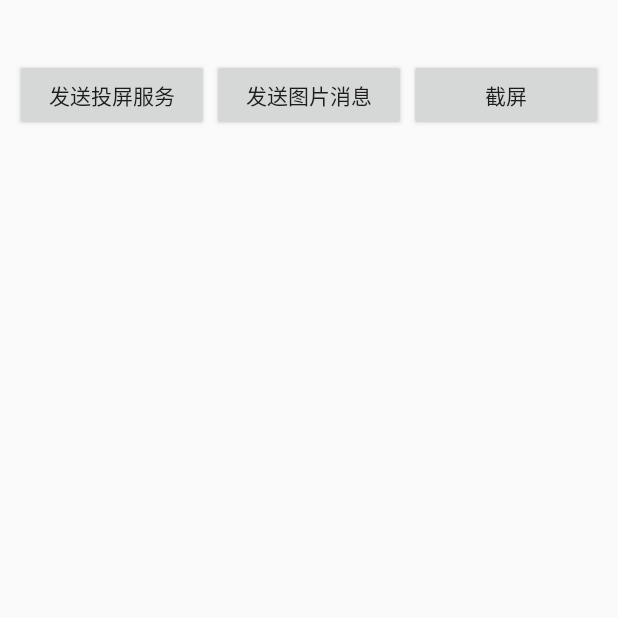
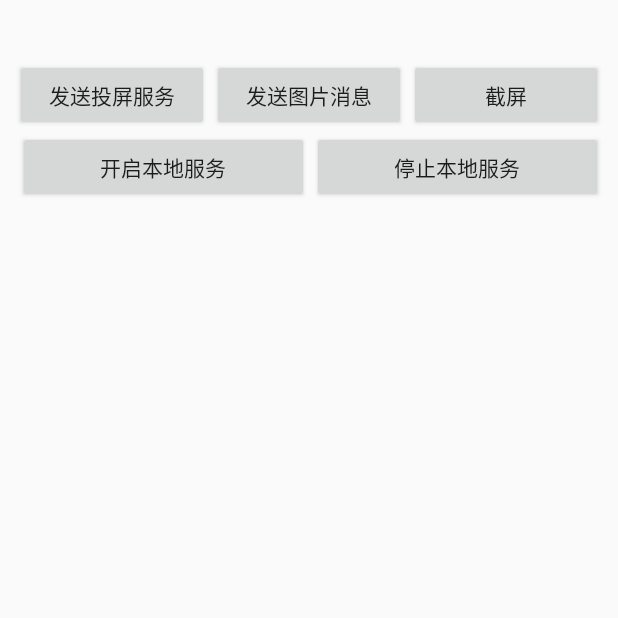
Before and after one commit to yingtian648/MaxApp, an Android app: the screen it shows after launch (MakeScreenSameActivity), on a phone screen of 412 x 824 dp, the top half of it. Run offline under Robolectric (Android 15) with nearby library versions, the phone set to English and light mode, and no system bars; our stand-ins replace EventBus; libraries missing offline, so code that uses them is left out: com.koushikdutta.async.

Commit message:
httpserver 正常使用

```diff
--- a/app/src/main/java/com/zjhj/maxapp/MakeScreenSameActivity.kt
+++ b/app/src/main/java/com/zjhj/maxapp/MakeScreenSameActivity.kt
@@ -13,6 +13,7 @@ import com.koushikdutta.async.http.AsyncHttpClient.FileCallback
 import com.koushikdutta.async.http.AsyncHttpResponse
 import com.zjhj.maxapp.base.BaseActivity
 import com.zjhj.maxapp.screensame.RecordScreenService
+import com.zjhj.maxapp.screensame.localServer.LocalHttpServer
 import com.zjhj.maxapp.screensame.util.*
 import com.zjhj.maxapp.utils.L
 import com.zjhj.maxapp.utils.Tools
@@ -24,14 +25,10 @@ import org.cybergarage.upnp.Device
 import org.greenrobot.eventbus.EventBus
 import org.greenrobot.eventbus.Subscribe
 import org.greenrobot.eventbus.ThreadMode
-import java.io.File
 import java.util.*
 
 
 class MakeScreenSameActivity : BaseActivity() {
-    var img1 = Environment.getExternalStorageDirectory()?.absolutePath + File.separator + "a11.png"
-    var img2 = Environment.getExternalStorageDirectory()?.absolutePath + File.separator + "a12.jpg"
-
     val controller = RemoteController()
     val REQUEST_SYS_SCREENRECORD = 1233
     var currDev: Device = Device()
@@ -63,14 +60,12 @@ class MakeScreenSameActivity : BaseActivity() {
     override fun initView() {
         ipT.setText(Tools.getLocalHostIpIPV4())
 
-//        var currentURI = PathUtil.getPicTempPath() + File.separator + "a12.jpg"
-        val currentURI = "https://media.w3.org/2010/05/sintel/trailer.mp4"
+//        val currentURI = "https://media.w3.org/2010/05/sintel/trailer.mp4"
 //        var currentURI = "http://clips.vorwaerts-gmbh.de/big_buck_bunny.mp4"
+        var currentURI = "http://192.168.50.227:5051/1112.mp4"
 
         sendMsgBtn.setOnClickListener {
             GlobalScope.launch {
-
-
                 for (dev in deviceList) {
                     if (dev.friendlyName.contains("Windows Media Player")) {
                         L.d("请求服务设备名：" + dev.friendlyName)
@@ -99,6 +94,12 @@ class MakeScreenSameActivity : BaseActivity() {
             GlobalScope.launch {
                 controller.continuePlay(currDev)
             }
+        }
+        startServer.setOnClickListener {
+            LocalHttpServer.getInstance()?.startServer("11112.jpg",1)
+        }
+        stopServer.setOnClickListener {
+            LocalHttpServer.getInstance()?.stopServer()
         }
     }
 
@@ -145,6 +146,10 @@ class MakeScreenSameActivity : BaseActivity() {
             Constants.EVENT_TYPE_SEND_MSG -> {//发送数据
                 msgShow.setText(if (TextUtils.isEmpty(msgShow.text)) ("我：" + event.msg) else (msgShow.text.toString() + "\n我：" + event.msg))
             }
+            Constants.EVENT_SERVER_STARTED ->{//本地服务开启
+                L.d(event.msg)
+                L.d(event.content)
+            }
         }
     }
 
--- a/app/src/main/java/com/zjhj/maxapp/screensame/util/Constants.java
+++ b/app/src/main/java/com/zjhj/maxapp/screensame/util/Constants.java
@@ -33,6 +33,8 @@ public class Constants {
     public static final int EVENT_TYPE_RECEIVE_MSG_IMAGE = 1102;//收到消息
     public static final int EVENT_TYPE_SEND_MSG = 2102;//发送消息
     public static final int EVENT_TYPE_DLAN_DEVICES_ADD = 3101;//发送消息
+    public static final int EVENT_SERVER_STARTED = 4001;//本地服务已开启
+
 
     /**
      * socket消息类型
--- a/app/src/main/res/layout/activity_make_screen_same.xml
+++ b/app/src/main/res/layout/activity_make_screen_same.xml
@@ -45,6 +45,25 @@
                 android:layout_weight="1"
                 android:text="截屏"/>
     </LinearLayout>
+    <LinearLayout
+            android:orientation="horizontal"
+            android:layout_width="match_parent"
+            android:layout_height="wrap_content">
+        <Button
+                android:id="@+id/startServer"
+                android:layout_width="0dp"
+                android:layout_marginLeft="2dp"
+                android:layout_height="wrap_content"
+                android:layout_weight="1"
+                android:text="开启本地服务"/>
+        <Button
+                android:id="@+id/stopServer"
+                android:layout_width="0dp"
+                android:layout_marginLeft="2dp"
+                android:layout_height="wrap_content"
+                android:layout_weight="1"
+                android:text="停止本地服务"/>
+    </LinearLayout>
     <ImageView
             android:id="@+id/image"
             android:layout_width="match_parent"
```
Also changed, not shown: app/src/main/java/com/zjhj/maxapp/screensame/localServer/HttpResponseStatus.kt (deleted, +0 -25 lines), app/src/main/java/com/zjhj/maxapp/screensame/localServer/LocalHttpServer.kt (+105 -52 lines).
